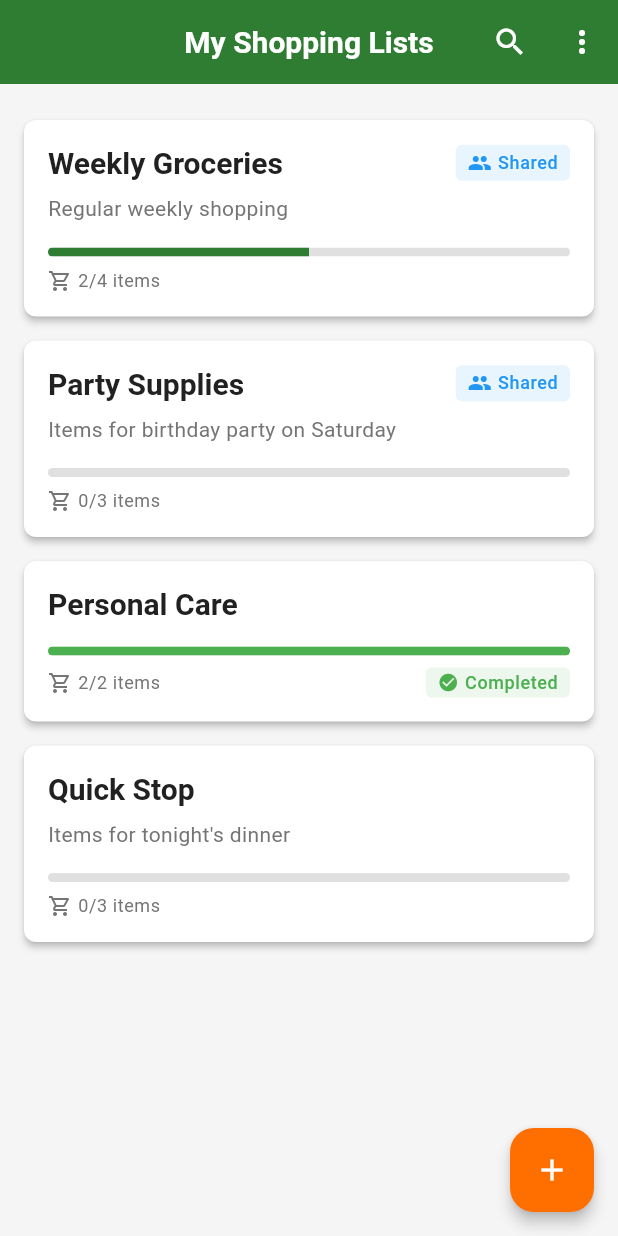
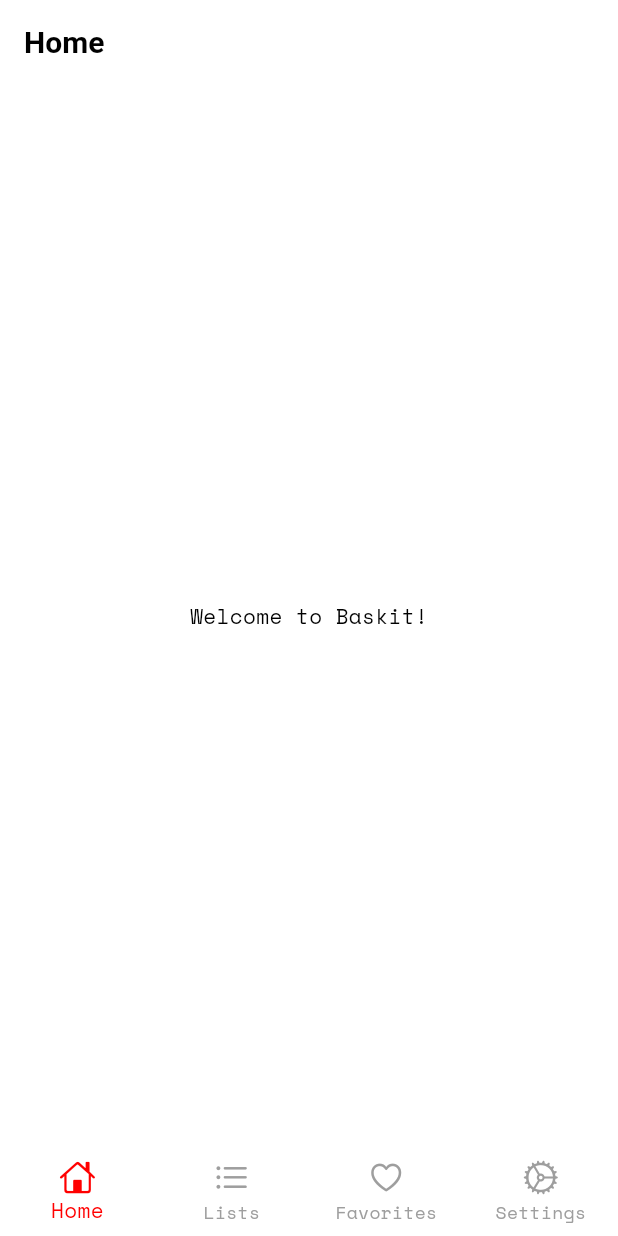
Before and after one commit to shelly-nas/baskit, a Flutter app: the screen it shows after launch, on a phone screen of 412 x 824 dp. Run offline on Flutter 3.47's test engine with Material 3 defaults, Android fonts, the phone set to English and light mode, and no system bars; our stand-ins replace google_fonts.

Commit message:
Add shopping list feature with screens and models

```diff
--- /dev/null
+++ b/lib/frontend/presentation/models/shopping_list.dart
@@ -0,0 +1,13 @@
+import 'package:flutter/material.dart';
+
+class ShoppingList {
+  final String name;
+  final IconData icon;
+  final int itemCount;
+
+  ShoppingList({
+    required this.name,
+    required this.icon,
+    required this.itemCount,
+  });
+}
--- /dev/null
+++ b/lib/frontend/presentation/screens/favorites_screen.dart
@@ -0,0 +1,13 @@
+import 'package:flutter/material.dart';
+
+class FavoritesScreen extends StatelessWidget {
+  const FavoritesScreen({super.key});
+
+  @override
+  Widget build(BuildContext context) {
+    return Scaffold(
+      appBar: AppBar(title: const Text('Favorites')),
+      body: const Center(child: Text('No favorites yet.')),
+    );
+  }
+}
--- /dev/null
+++ b/lib/frontend/presentation/screens/home_screen.dart
@@ -0,0 +1,13 @@
+import 'package:flutter/material.dart';
+
+class HomeScreen extends StatelessWidget {
+  const HomeScreen({super.key});
+
+  @override
+  Widget build(BuildContext context) {
+    return Scaffold(
+      appBar: AppBar(title: const Text('Home')),
+      body: const Center(child: Text('Welcome to Baskit!')),
+    );
+  }
+}
--- /dev/null
+++ b/lib/frontend/presentation/screens/lists_screen.dart
@@ -0,0 +1,54 @@
+import 'package:flutter/cupertino.dart';
+import 'package:flutter/material.dart';
+import '../models/shopping_list.dart';
+
+class ListsScreen extends StatelessWidget {
+  const ListsScreen({super.key});
+
+  @override
+  Widget build(BuildContext context) {
+    final List<ShoppingList> shoppingLists = [
+      ShoppingList(
+        name: 'Groceries',
+        icon: CupertinoIcons.shopping_cart,
+        itemCount: 5,
+      ),
+      ShoppingList(
+        name: 'Hardware Store',
+        icon: CupertinoIcons.wrench,
+        itemCount: 2,
+      ),
+      ShoppingList(
+        name: 'Pharmacy',
+        icon: CupertinoIcons.bandage,
+        itemCount: 3,
+      ),
+      ShoppingList(name: 'Pet Store', icon: CupertinoIcons.paw, itemCount: 1),
+    ];
+
+    return Scaffold(
+      appBar: AppBar(title: const Text('Shopping Lists')),
+      body: ListView.builder(
+        itemCount: shoppingLists.length,
+        itemBuilder: (context, index) {
+          final list = shoppingLists[index];
+          return Container(
+            margin: const EdgeInsets.symmetric(horizontal: 16, vertical: 8),
+            decoration: BoxDecoration(
+              border: Border.all(color: Colors.black, width: 2),
+              borderRadius: BorderRadius.circular(0),
+            ),
+            child: ListTile(
+              leading: Icon(list.icon),
+              title: Text(list.name),
+              trailing: Text('${list.itemCount} items'),
+              onTap: () {
+                // Navigate to list details
+              },
+            ),
+          );
+        },
+      ),
+    );
+  }
+}
--- /dev/null
+++ b/lib/frontend/presentation/screens/main_screen.dart
@@ -0,0 +1,64 @@
+import 'package:flutter/cupertino.dart';
+import 'package:flutter/material.dart';
+import 'home_screen.dart';
+import 'lists_screen.dart';
+import 'favorites_screen.dart';
+import 'settings_screen.dart';
+
+class MainScreen extends StatefulWidget {
+  const MainScreen({super.key});
+
+  @override
+  _MainScreenState createState() => _MainScreenState();
+}
+
+class _MainScreenState extends State<MainScreen> {
+  int _selectedIndex = 0;
+
+  static const List<Widget> _widgetOptions = <Widget>[
+    HomeScreen(),
+    ListsScreen(),
+    FavoritesScreen(),
+    SettingsScreen(),
+  ];
+
+  void _onItemTapped(int index) {
+    setState(() {
+      _selectedIndex = index;
+    });
+  }
+
+  @override
+  Widget build(BuildContext context) {
+    return Scaffold(
+      body: Center(child: _widgetOptions.elementAt(_selectedIndex)),
+      bottomNavigationBar: BottomNavigationBar(
+        backgroundColor: Colors.white,
+        type: BottomNavigationBarType.fixed,
+        elevation: 0,
+        items: const <BottomNavigationBarItem>[
+          BottomNavigationBarItem(
+            icon: Icon(CupertinoIcons.home),
+            label: 'Home',
+          ),
+          BottomNavigationBarItem(
+            icon: Icon(CupertinoIcons.list_bullet),
+            label: 'Lists',
+          ),
+          BottomNavigationBarItem(
+            icon: Icon(CupertinoIcons.heart),
+            label: 'Favorites',
+          ),
+          BottomNavigationBarItem(
+            icon: Icon(CupertinoIcons.settings),
+            label: 'Settings',
+          ),
+        ],
+        currentIndex: _selectedIndex,
+        selectedItemColor: Theme.of(context).primaryColor,
+        unselectedItemColor: Colors.grey,
+        onTap: _onItemTapped,
+      ),
+    );
+  }
+}
--- /dev/null
+++ b/lib/frontend/presentation/screens/settings_screen.dart
@@ -0,0 +1,13 @@
+import 'package:flutter/material.dart';
+
+class SettingsScreen extends StatelessWidget {
+  const SettingsScreen({super.key});
+
+  @override
+  Widget build(BuildContext context) {
+    return Scaffold(
+      appBar: AppBar(title: const Text('Settings')),
+      body: const Center(child: Text('Settings will be here.')),
+    );
+  }
+}
--- /dev/null
+++ b/lib/frontend/theme/colors.dart
@@ -0,0 +1,8 @@
+import 'package:flutter/material.dart';
+
+class AppColors {
+  static const Color black = Color(0xFF000000);
+  static const Color white = Color(0xFFFFFFFF);
+  static const Color grey = Color(0xFF888888);
+  static const Color accent = Color(0xFFFF0000); // Bold red for accent
+}
--- /dev/null
+++ b/lib/frontend/theme/theme.dart
@@ -0,0 +1,36 @@
+import 'package:flutter/material.dart';
+import 'colors.dart';
+import 'typography.dart';
+
+class AppTheme {
+  static ThemeData get lightTheme {
+    return ThemeData(
+      primaryColor: AppColors.accent,
+      scaffoldBackgroundColor: AppColors.white,
+      textTheme: AppTypography.textTheme,
+      appBarTheme: const AppBarTheme(
+        backgroundColor: AppColors.white,
+        elevation: 0,
+        iconTheme: IconThemeData(color: AppColors.black),
+        titleTextStyle: TextStyle(
+          color: AppColors.black,
+          fontSize: 20,
+          fontWeight: FontWeight.bold,
+        ),
+      ),
+      colorScheme: const ColorScheme.light(
+        primary: AppColors.accent,
+        secondary: AppColors.accent,
+        surface: AppColors.white,
+        background: AppColors.white,
+        error: Colors.red,
+        onPrimary: AppColors.white,
+        onSecondary: AppColors.black,
+        onSurface: AppColors.black,
+        onBackground: AppColors.black,
+        onError: AppColors.white,
+        brightness: Brightness.light,
+      ),
+    );
+  }
+}
--- /dev/null
+++ b/lib/frontend/theme/typography.dart
@@ -0,0 +1,91 @@
+import 'package:flutter/material.dart';
+import 'package:google_fonts/google_fonts.dart';
+import 'colors.dart';
+
+class AppTypography {
+  static final TextTheme textTheme = TextTheme(
+    displayLarge: GoogleFonts.spaceMono(
+      fontSize: 57,
+      fontWeight: FontWeight.w400,
+      color: AppColors.black,
+    ),
+    displayMedium: GoogleFonts.spaceMono(
+      fontSize: 45,
+      fontWeight: FontWeight.w400,
+      color: AppColors.black,
+    ),
+    displaySmall: GoogleFonts.spaceMono(
+      fontSize: 36,
+      fontWeight: FontWeight.w400,
+      color: AppColors.black,
+    ),
+    headlineLarge: GoogleFonts.spaceMono(
+      fontSize: 32,
+      fontWeight: FontWeight.w400,
+      color: AppColors.black,
+    ),
+    headlineMedium: GoogleFonts.spaceMono(
+      fontSize: 28,
+      fontWeight: FontWeight.w400,
+      color: AppColors.black,
+    ),
+    headlineSmall: GoogleFonts.spaceMono(
+      fontSize: 24,
+      fontWeight: FontWeight.w400,
+      color: AppColors.black,
+    ),
+    titleLarge: GoogleFonts.spaceMono(
+      fontSize: 22,
+      fontWeight: FontWeight.w500,
+      color: AppColors.black,
+    ),
+    titleMedium: GoogleFonts.spaceMono(
+      fontSize: 16,
+      fontWeight: FontWeight.w500,
+      letterSpacing: 0.15,
+      color: AppColors.black,
+    ),
+    titleSmall: GoogleFonts.spaceMono(
+      fontSize: 14,
+      fontWeight: FontWeight.w500,
+      letterSpacing: 0.1,
+      color: AppColors.black,
+    ),
+    labelLarge: GoogleFonts.spaceMono(
+      fontSize: 14,
+      fontWeight: FontWeight.w500,
+      letterSpacing: 0.1,
+      color: AppColors.black,
+    ),
+    labelMedium: GoogleFonts.spaceMono(
+      fontSize: 12,
+      fontWeight: FontWeight.w500,
+      letterSpacing: 0.5,
+      color: AppColors.black,
+    ),
+    labelSmall: GoogleFonts.spaceMono(
+      fontSize: 11,
+      fontWeight: FontWeight.w500,
+      letterSpacing: 0.5,
+      color: AppColors.black,
+    ),
+    bodyLarge: GoogleFonts.spaceMono(
+      fontSize: 16,
+      fontWeight: FontWeight.w400,
+      letterSpacing: 0.5,
+      color: AppColors.black,
+    ),
+    bodyMedium: GoogleFonts.spaceMono(
+      fontSize: 14,
+      fontWeight: FontWeight.w400,
+      letterSpacing: 0.25,
+      color: AppColors.black,
+    ),
+    bodySmall: GoogleFonts.spaceMono(
+      fontSize: 12,
+      fontWeight: FontWeight.w400,
+      letterSpacing: 0.4,
+      color: AppColors.black,
+    ),
+  );
+}
--- a/lib/main.dart
+++ b/lib/main.dart
@@ -1,11 +1,12 @@
+import 'package:baskit/frontend/presentation/screens/main_screen.dart';
 import 'package:flutter/material.dart';
-import 'frontend/theme/app_theme.dart';
-import 'frontend/presentation/screens/list_overview_screen.dart';
-import 'di/dependency_injection.dart';
+import 'frontend/theme/theme.dart';
+// import 'frontend/presentation/screens/list_overview_screen.dart';
+// import 'di/dependency_injection.dart';
 
 void main() {
   // Initialize dependency injection
-  DependencyInjection().initialize();
+  // DependencyInjection().initialize();
 
   runApp(const BaskitApp());
 }
@@ -18,9 +19,9 @@ class BaskitApp extends StatelessWidget {
     return MaterialApp(
       title: 'Baskit - Smart Shopping Lists',
       theme: AppTheme.lightTheme,
-      darkTheme: AppTheme.darkTheme,
-      themeMode: ThemeMode.light,
-      home: const ListOverviewScreen(),
+      // darkTheme: AppTheme.darkTheme,
+      // themeMode: ThemeMode.light,
+      home: const MainScreen(),
       debugShowCheckedModeBanner: false,
     );
   }
--- a/pubspec.yaml
+++ b/pubspec.yaml
@@ -34,6 +34,7 @@ dependencies:
   # The following adds the Cupertino Icons font to your application.
   # Use with the CupertinoIcons class for iOS style icons.
   cupertino_icons: ^1.0.8
+  google_fonts: ^6.2.1
 
 dev_dependencies:
   flutter_test:
```
Also changed, not shown: pubspec.lock, 4 other files.
